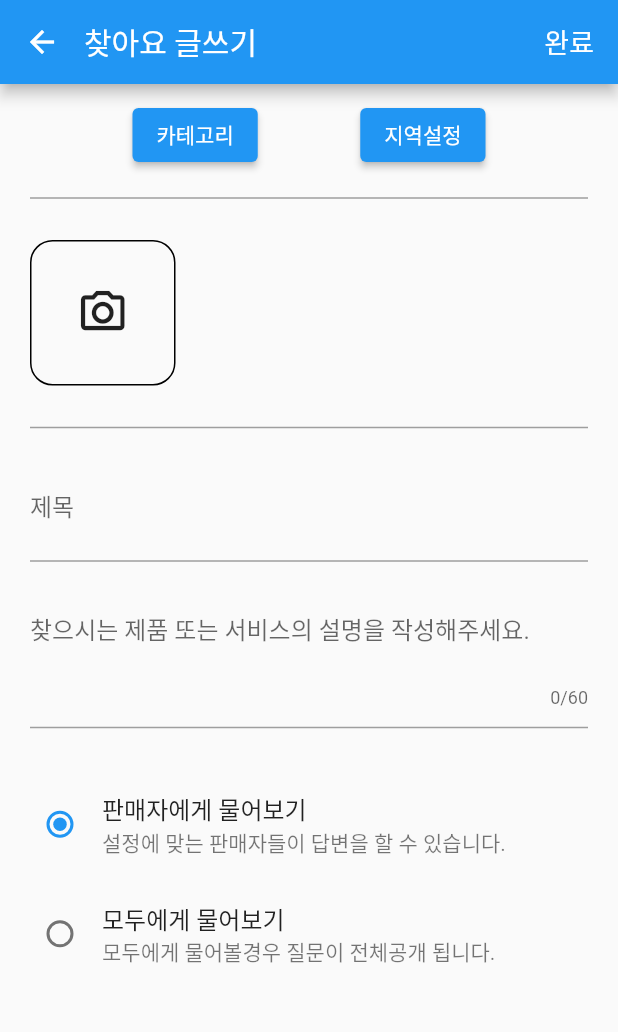
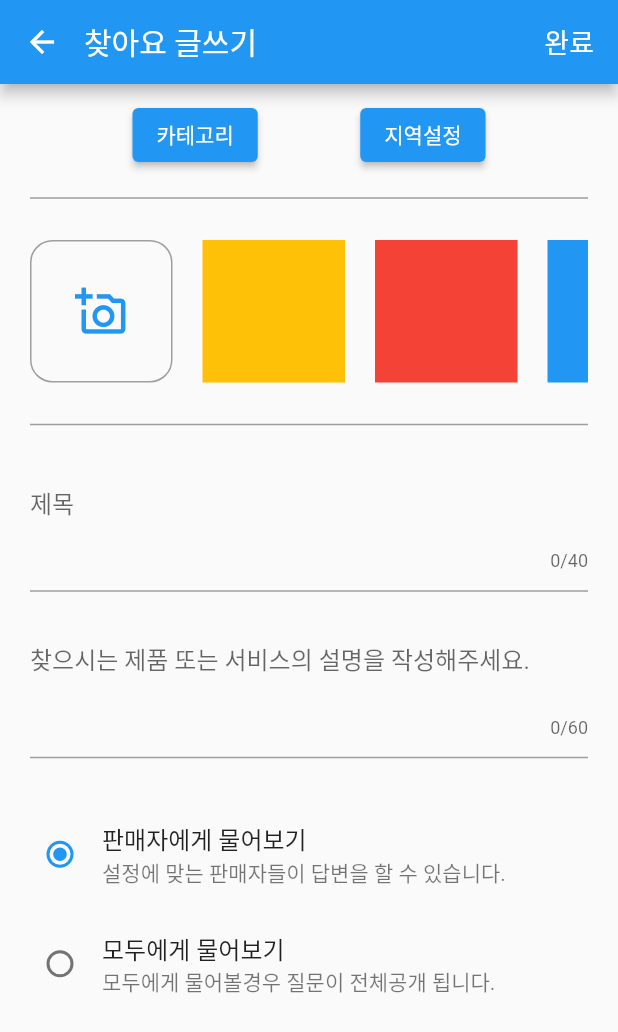
Before and after one commit to JJulme/jigu, a Flutter app: the SeekWriteScreen screen opened directly, on a phone screen of 412 x 824 dp. Shown: the top 1032 px of the screen. Run offline on Flutter 3.47's test engine with Material 2 defaults, Android fonts, the light colour scheme and no system bars; our stand-ins replace fluttertoast, image_picker, share.

Commit message:
noticeboard_detail_screen.dart, seek_detail_screen.dart 수정

```diff
--- a/lib/screen/seek/seek_write_screen.dart
+++ b/lib/screen/seek/seek_write_screen.dart
@@ -1,4 +1,5 @@
 import 'package:flutter/material.dart';
+import 'package:image_picker/image_picker.dart';
 
 class SeekWriteScreen extends StatefulWidget {
   const SeekWriteScreen({super.key});
@@ -7,11 +8,25 @@ class SeekWriteScreen extends StatefulWidget {
   State<SeekWriteScreen> createState() => _SeekWriteScreenState();
 }
 
-enum Range { SELLER, PUBLIC }
+//Radio 버튼을 위해 판매자, 전체공개 구분 enum 생성
+enum Range { seller, public }
 
 class _SeekWriteScreenState extends State<SeekWriteScreen> {
-  final bool _isChecked = false;
-  Range? _range = Range.SELLER;
+  //갤러리 이미지 불러오기
+  //ImagePicker 초기화
+  final ImagePicker _picker = ImagePicker();
+  //이미지들 담을 빈 리스트 선언
+  final List<XFile?> _pickedimgs = [];
+  //누르면 갤러리 열리는 함수 생성
+  void getImages() async {
+    final List<XFile> images = await _picker.pickMultiImage();
+    setState(() {
+      _pickedimgs.addAll(images);
+    });
+  }
+
+  //초기 판매자 Radio 버튼으로 설정됨
+  Range? _range = Range.seller;
   @override
   Widget build(BuildContext context) {
     return GestureDetector(
@@ -51,26 +66,58 @@ class _SeekWriteScreenState extends State<SeekWriteScreen> {
                 const SizedBox(height: 10),
                 const Divider(color: Colors.grey, thickness: 1.0),
                 const SizedBox(height: 20),
-                Container(
-                  padding: const EdgeInsets.all(30),
-                  decoration: BoxDecoration(
-                      borderRadius: const BorderRadius.all(Radius.circular(15)),
-                      border: Border.all(color: Colors.black)),
-                  child: const Icon(Icons.camera_alt_outlined, size: 35),
+                //ListView를 감싸 에러 방지
+                SizedBox(
+                  height: 95,
+                  child: ListView(
+                    scrollDirection: Axis.horizontal,
+                    children: [
+                      //이미지 추가 버튼
+                      OutlinedButton(
+                        style: OutlinedButton.styleFrom(
+                            side: const BorderSide(color: Colors.grey),
+                            //내부 여백으로 크기 설정
+                            padding: const EdgeInsets.all(30),
+                            //테두리 둥글게 설정
+                            shape: RoundedRectangleBorder(
+                                borderRadius: BorderRadius.circular(15))),
+                        onPressed: () => getImages(),
+                        child: const Icon(Icons.add_a_photo_outlined, size: 35),
+                      ),
+                      Container(
+                        width: 95,
+                        color: Colors.amber,
+                        margin: const EdgeInsets.fromLTRB(20, 0, 0, 0),
+                      ),
+                      Container(
+                        width: 95,
+                        color: Colors.red,
+                        margin: const EdgeInsets.fromLTRB(20, 0, 0, 0),
+                      ),
+                      Container(
+                        width: 95,
+                        color: Colors.blue,
+                        margin: const EdgeInsets.fromLTRB(20, 0, 0, 0),
+                      ),
+                    ],
+                  ),
                 ),
                 const SizedBox(height: 20),
                 const Divider(color: Colors.grey, thickness: 1.0),
                 const SizedBox(height: 20),
+                //제목을 적는 TextField
                 const TextField(
                   decoration: InputDecoration(
                     hintText: "제목",
                     border: OutlineInputBorder(borderSide: BorderSide.none),
                     contentPadding: EdgeInsets.all(0),
                   ),
+                  maxLength: 40,
                 ),
                 const SizedBox(height: 5),
                 const Divider(color: Colors.grey, thickness: 1.0),
                 const SizedBox(height: 20),
+                //상세내용이 적히는 TextField
                 const TextField(
                   decoration: InputDecoration(
                     hintText: "찾으시는 제품 또는 서비스의 설명을 작성해주세요.",
@@ -88,10 +135,12 @@ class _SeekWriteScreenState extends State<SeekWriteScreen> {
                 RadioListTile(
                   title: const Text("판매자에게 물어보기"),
                   subtitle: const Text("설정에 맞는 판매자들이 답변을 할 수 있습니다."),
+                  //여백 설정
                   contentPadding: const EdgeInsets.symmetric(vertical: 10),
+                  //내부 버튼과 텍스트 여백 설정: -4~4
                   visualDensity:
                       const VisualDensity(vertical: -4, horizontal: -4),
-                  value: Range.SELLER,
+                  value: Range.seller,
                   groupValue: _range,
                   onChanged: (rangeValue) {
                     setState(() {
@@ -102,10 +151,12 @@ class _SeekWriteScreenState extends State<SeekWriteScreen> {
                 RadioListTile(
                   title: const Text("모두에게 물어보기"),
                   subtitle: const Text("모두에게 물어볼경우 질문이 전체공개 됩니다."),
+                  //여백 설정
                   contentPadding: const EdgeInsets.symmetric(vertical: 10),
+                  //내부 버튼과 텍스트 여백 설정: -4~4
                   visualDensity:
                       const VisualDensity(vertical: -4, horizontal: -4),
-                  value: Range.PUBLIC,
+                  value: Range.public,
                   groupValue: _range,
                   onChanged: (rangeValue) {
                     setState(() {
--- a/pubspec.yaml
+++ b/pubspec.yaml
@@ -32,6 +32,7 @@ dependencies:
     sdk: flutter
   share:
   fluttertoast: ^8.2.1
+  image_picker: ^0.8.7+5
 
 
   # The following adds the Cupertino Icons font to your application.
```
Also changed, not shown: lib/screen/noticeboard/noticeboard_detail_screen.dart (+15 -15 lines), lib/screen/seek/seek_detail_screen.dart (added, +98 -0 lines), lib/screen/seek/seek_screen.dart (+8 -2 lines), pubspec.lock.
